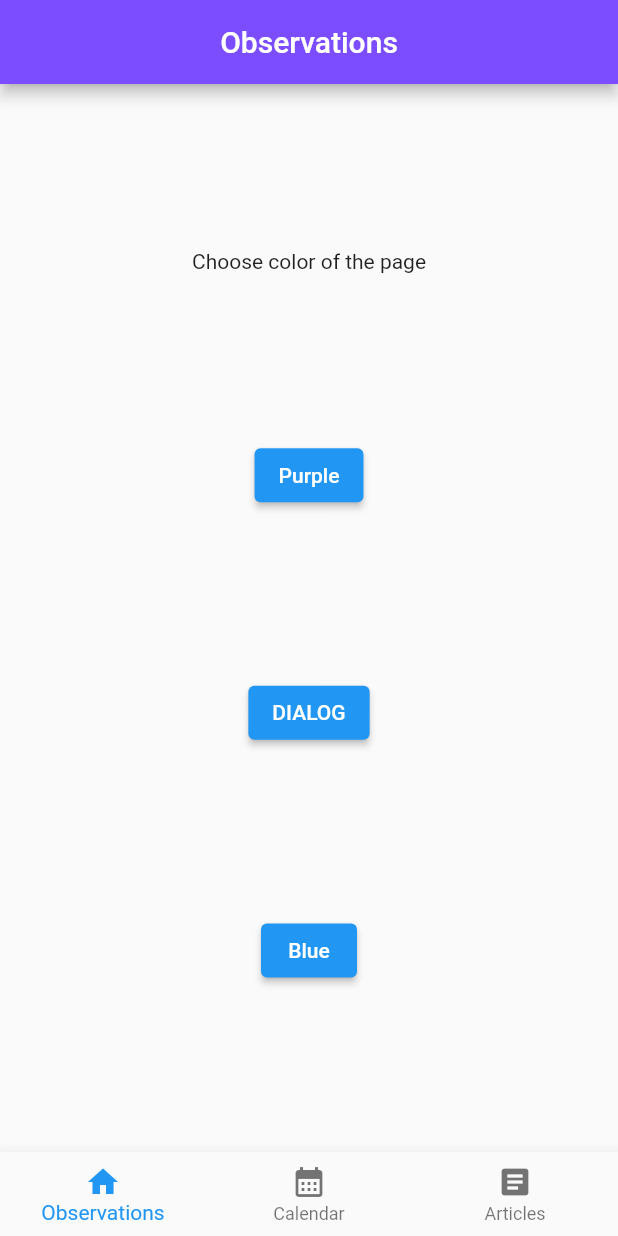
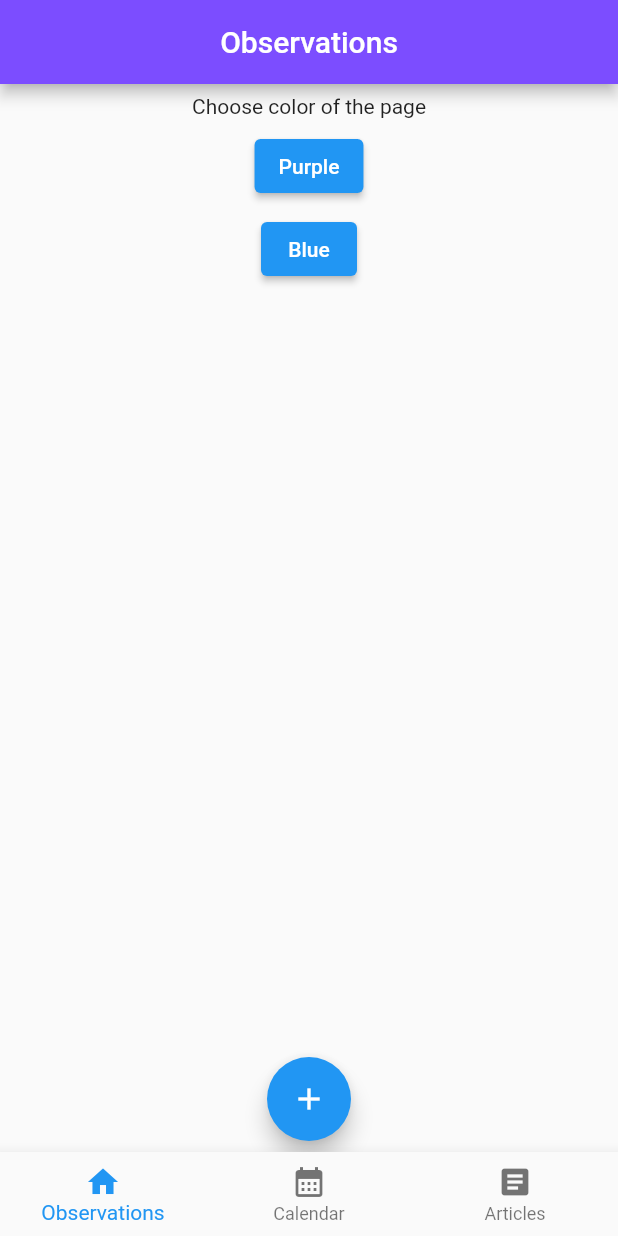
Before and after one commit to aleksandrapacia/calspace, a Flutter app: the screen it shows after launch, on a phone screen of 412 x 824 dp. Run offline on Flutter 3.47's test engine with Material 2 defaults, Android fonts, the phone set to English and light mode, and no system bars; our stand-ins replace go_router.

Commit message:
add 'add' button

```diff
--- a/calspace/lib/pages/home_page.dart
+++ b/calspace/lib/pages/home_page.dart
@@ -31,7 +31,22 @@ class _HomePageState extends State<HomePage> {
               },
             ),
             ElevatedButton(
-              child: Text('DIALOG'),
+              child: Text('Blue'),
+              onPressed: () {
+                Navigator.push(
+                  context,
+                  MaterialPageRoute(
+                    builder: (_) => CalendarPage(
+                      passedColor: Colors.blue,
+                      passedColorName: 'Blue',
+                    ),
+                  ),
+                );
+              },
+            ),
+            Container(color: Colors.transparent, width: 100, height: 500),
+            FloatingActionButton(
+              child: Icon(Icons.add),
               onPressed: () {
                 Navigator.push(
                   context,
@@ -44,20 +59,6 @@ class _HomePageState extends State<HomePage> {
                 );
               },
             ),
-            ElevatedButton(
-              child: Text('Blue'),
-              onPressed: () {
-                Navigator.push(
-                  context,
-                  MaterialPageRoute(
-                    builder: (_) => CalendarPage(
-                      passedColor: Colors.blue,
-                      passedColorName: 'Blue',
-                    ),
-                  ),
-                );
-              },
-            )
           ],
         ),
       ),
```
